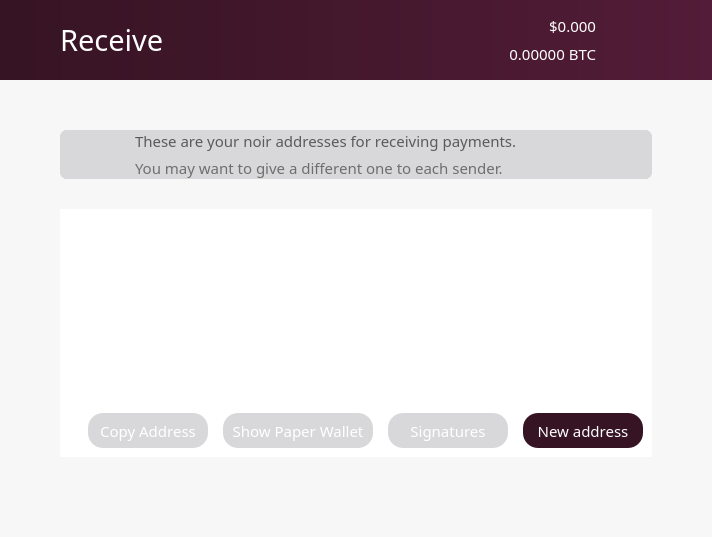
Qt form src/qt/forms/receivecoinsdialog.ui (noirofficial/noir) before a commit.
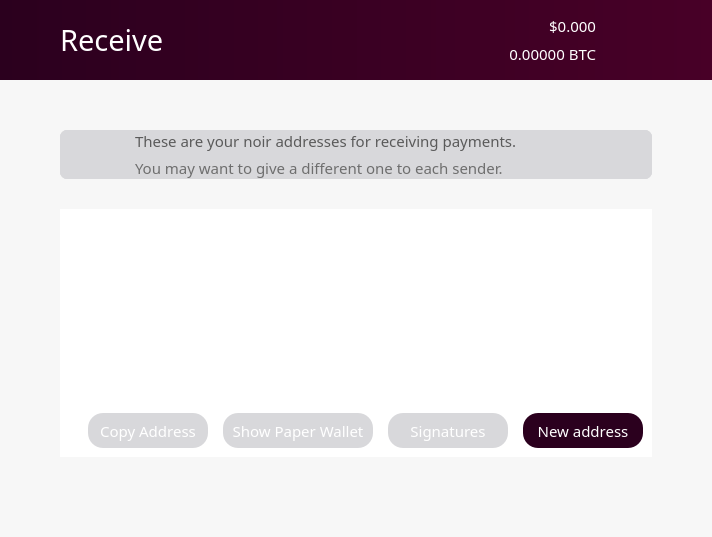
The same form after that commit. Icons and pictures are not drawn.

Commit message: rebrand: update colors

```diff
--- a/src/qt/forms/receivecoinsdialog.ui
+++ b/src/qt/forms/receivecoinsdialog.ui
@@ -379,7 +379,7 @@
             <bool>false</bool>
            </property>
            <property name="styleSheet">
-            <string notr="true">background: QLinearGradient(x1: 0, y1: 0, x2: 1, y2: 0, stop: 0 #361423, stop: 1 #531c38);
+            <string notr="true">background: QLinearGradient(x1: 0, y1: 0, x2: 1, y2: 0, stop: 0 #2b001e, stop: 1 #480027);
 border:0;
 </string>
            </property>
@@ -1304,7 +1304,7 @@
                    </font>
                   </property>
                   <property name="styleSheet">
-                   <string notr="true">background-color: #361423;
+                   <string notr="true">background-color: #2b001e;
 color: white;
 border-radius:15px;
 height:35px;
```
The commit also changes 25 other files.
